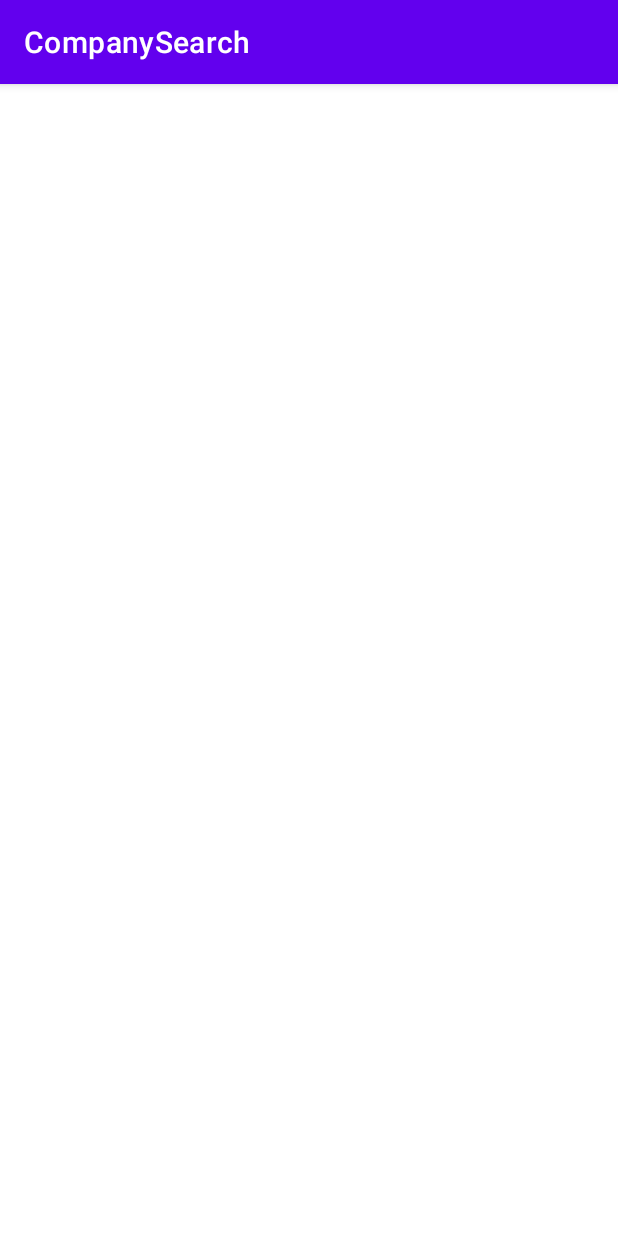
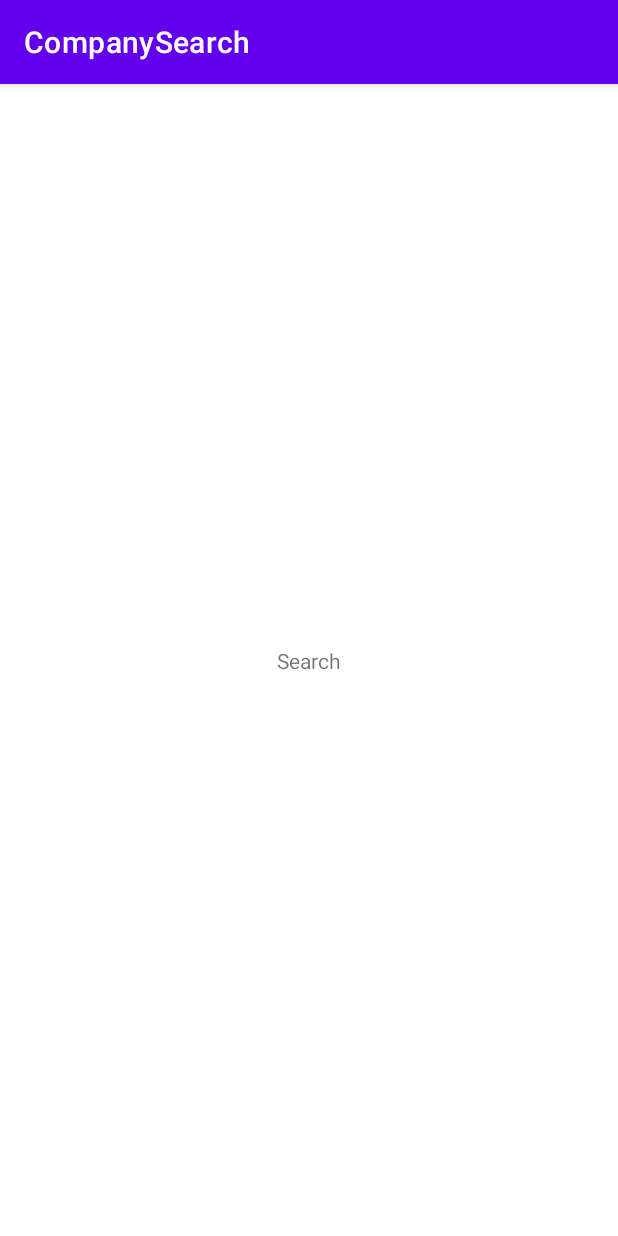
Before and after one commit to mackbex/NavigationComponent, an Android app: the screen it shows after launch (MainActivity), on a phone screen of 412 x 824 dp. Run offline under Robolectric (Android 15) with nearby library versions, the phone set to English and light mode, and no system bars; our stand-ins replace Dagger/Hilt's generated code, data binding.

Commit message:
- added AutoClearedValue.kt for prevent fragment binding memory leak

```diff
--- a/app/build.gradle
+++ b/app/build.gradle
@@ -19,6 +19,7 @@ android {
     }
     buildFeatures {
         viewBinding true
+        dataBinding true
     }
     buildTypes {
         release {
@@ -57,7 +58,6 @@ dependencies {
      */
     implementation "com.google.dagger:hilt-android:2.41"
     kapt "com.google.dagger:hilt-android-compiler:2.41"
-    implementation 'androidx.hilt:hilt-lifecycle-viewmodel:1.0.0-alpha03'
     kapt 'androidx.hilt:hilt-compiler:1.0.0'
 
     /**
--- a/app/src/main/AndroidManifest.xml
+++ b/app/src/main/AndroidManifest.xml
@@ -3,6 +3,7 @@
     package="com.jobplanet.companies">
 
     <application
+        android:name=".Application"
         android:allowBackup="true"
         android:icon="@mipmap/ic_launcher"
         android:label="@string/app_name"
--- a/app/src/main/java/com/jobplanet/companies/Application.kt
+++ b/app/src/main/java/com/jobplanet/companies/Application.kt
@@ -4,5 +4,4 @@ import android.app.Application
 import dagger.hilt.android.HiltAndroidApp
 
 @HiltAndroidApp
-class Application: Application() {
-}
+class Application: Application()
--- a/app/src/main/java/com/jobplanet/companies/MainActivity.kt
+++ b/app/src/main/java/com/jobplanet/companies/MainActivity.kt
@@ -2,10 +2,17 @@ package com.jobplanet.companies
 
 import androidx.appcompat.app.AppCompatActivity
 import android.os.Bundle
+import com.jobplanet.companies.databinding.ActivityMainBinding
+import dagger.hilt.android.AndroidEntryPoint
 
+@AndroidEntryPoint
 class MainActivity : AppCompatActivity() {
+
+    private lateinit var binding:ActivityMainBinding
+
     override fun onCreate(savedInstanceState: Bundle?) {
         super.onCreate(savedInstanceState)
-        setContentView(R.layout.activity_main)
+        binding = ActivityMainBinding.inflate(layoutInflater)
+        setContentView(binding.root)
     }
 }
--- /dev/null
+++ b/app/src/main/java/com/jobplanet/companies/di/NetworkModule.kt
@@ -0,0 +1,4 @@
+package com.jobplanet.companies.di
+
+object NetworkModule {
+}
--- a/app/src/main/java/com/jobplanet/companies/ui/company/search/SearchFragment.kt
+++ b/app/src/main/java/com/jobplanet/companies/ui/company/search/SearchFragment.kt
@@ -7,13 +7,13 @@ import android.view.ViewGroup
 import androidx.fragment.app.Fragment
 import androidx.fragment.app.viewModels
 import com.jobplanet.companies.databinding.FragmentCompaniesSearchBinding
+import com.jobplanet.companies.util.autoCleared
 import dagger.hilt.android.AndroidEntryPoint
 
 @AndroidEntryPoint
 class SearchFragment : Fragment() {
 
-    private var _binding: FragmentCompaniesSearchBinding? = null
-    private val binding get() = _binding!!
+    private var binding by autoCleared<FragmentCompaniesSearchBinding>()
 
     private val searchViewModel: SearchViewModel by viewModels()
 
@@ -23,13 +23,10 @@ class SearchFragment : Fragment() {
         container: ViewGroup?,
         savedInstanceState: Bundle?
     ): View {
-        _binding = FragmentCompaniesSearchBinding.inflate(inflater, container, false)
-        val view = binding.root
-        return view
+        binding = FragmentCompaniesSearchBinding.inflate(inflater, container, false)
+        return binding.root
     }
 
-    override fun onDestroyView() {
-        super.onDestroyView()
-        _binding = null
-    }
+
+
 }
--- /dev/null
+++ b/app/src/main/java/com/jobplanet/companies/util/AutoClearedValue.kt
@@ -0,0 +1,38 @@
+package com.jobplanet.companies.util
+
+import androidx.fragment.app.Fragment
+import androidx.lifecycle.DefaultLifecycleObserver
+import androidx.lifecycle.LifecycleOwner
+import java.lang.IllegalStateException
+import kotlin.properties.ReadWriteProperty
+import kotlin.reflect.KProperty
+
+class AutoClearedValue<T : Any>(val fragment:Fragment) : ReadWriteProperty<Fragment, T> {
+    private var _value: T? = null
+
+    init {
+        fragment.lifecycle.addObserver(object : DefaultLifecycleObserver {
+            override fun onCreate(owner: LifecycleOwner) {
+                fragment.viewLifecycleOwnerLiveData.observe(fragment) { viewLifecycleOwner ->
+                    viewLifecycleOwner?.lifecycle?.addObserver(object : DefaultLifecycleObserver {
+                        override fun onDestroy(owner: LifecycleOwner) {
+                            _value = null
+                        }
+                    })
+                }
+            }
+        })
+    }
+
+    override fun getValue(thisRef: Fragment, property: KProperty<*>): T {
+        return _value ?: throw IllegalStateException(
+            "should never call auto-cleared-value get when it might not be available"
+        )
+    }
+
+    override fun setValue(thisRef: Fragment, property: KProperty<*>, value: T) {
+        _value = value
+    }
+}
+
+fun <T: Any> Fragment.autoCleared() = AutoClearedValue<T>(this)
--- a/app/src/main/res/layout/fragment_companies_search.xml
+++ b/app/src/main/res/layout/fragment_companies_search.xml
@@ -1,6 +1,18 @@
 <?xml version="1.0" encoding="utf-8"?>
+<layout xmlns:app="http://schemas.android.com/apk/res-auto">
+
 <androidx.constraintlayout.widget.ConstraintLayout xmlns:android="http://schemas.android.com/apk/res/android"
     android:layout_width="match_parent"
     android:layout_height="match_parent">
+    <TextView
+        android:layout_width="wrap_content"
+        android:layout_height="wrap_content"
+        android:text="@string/title_search_fragment"
+        app:layout_constraintStart_toStartOf="parent"
+        app:layout_constraintEnd_toEndOf="parent"
+        app:layout_constraintTop_toTopOf="parent"
+        app:layout_constraintBottom_toBottomOf="parent"
+        />
+</androidx.constraintlayout.widget.ConstraintLayout>
 
-</androidx.constraintlayout.widget.ConstraintLayout>
+</layout>
--- a/app/src/main/res/values/strings.xml
+++ b/app/src/main/res/values/strings.xml
@@ -1,3 +1,4 @@
 <resources>
     <string name="app_name">CompanySearch</string>
+    <string name="title_search_fragment">Search</string>
 </resources>
```
Also changed, not shown: 1 other file.
